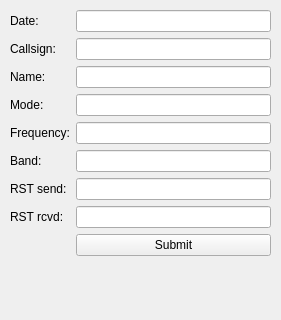
This is src/plugins/logbook/logbookformdialog.ui in Norman0406/LISA as Qt 5 draws it before an edit. The edited form follows.
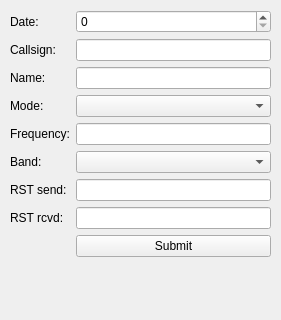
This is the edited form.

Commit message: added ui setup method

The edit to the form file:
```diff
--- a/src/plugins/logbook/logbookformdialog.ui
+++ b/src/plugins/logbook/logbookformdialog.ui
@@ -19,7 +19,7 @@
      <x>10</x>
      <y>10</y>
      <width>261</width>
-     <height>293</height>
+     <height>305</height>
     </rect>
    </property>
    <layout class="QFormLayout" name="formLayout">
@@ -30,9 +30,6 @@
       </property>
      </widget>
     </item>
-    <item row="0" column="1">
-     <widget class="QLineEdit" name="lineEditDatetime"/>
-    </item>
     <item row="1" column="0">
      <widget class="QLabel" name="labelCallsign">
       <property name="text">
@@ -60,9 +57,6 @@
       </property>
      </widget>
     </item>
-    <item row="3" column="1">
-     <widget class="QLineEdit" name="lineEditMode"/>
-    </item>
     <item row="4" column="0">
      <widget class="QLabel" name="labelFrequency">
       <property name="text">
@@ -80,9 +74,6 @@
       </property>
      </widget>
     </item>
-    <item row="5" column="1">
-     <widget class="QLineEdit" name="lineEditBand"/>
-    </item>
     <item row="6" column="0">
      <widget class="QLabel" name="labelRstSend">
       <property name="text">
@@ -113,6 +104,15 @@
       </property>
      </widget>
     </item>
+    <item row="5" column="1">
+     <widget class="QComboBox" name="comboBoxBand"/>
+    </item>
+    <item row="3" column="1">
+     <widget class="QComboBox" name="comboBoxMode"/>
+    </item>
+    <item row="0" column="1">
+     <widget class="QSpinBox" name="spinBoxDate"/>
+    </item>
    </layout>
   </widget>
  </widget>
```
The commit also changes 2 other files.
